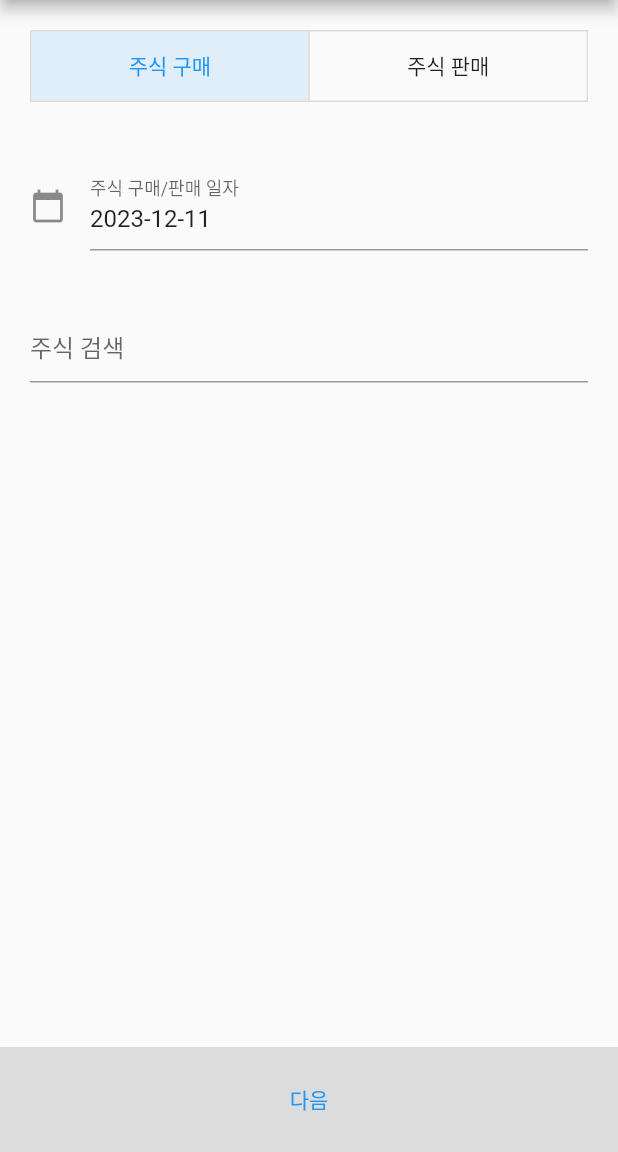
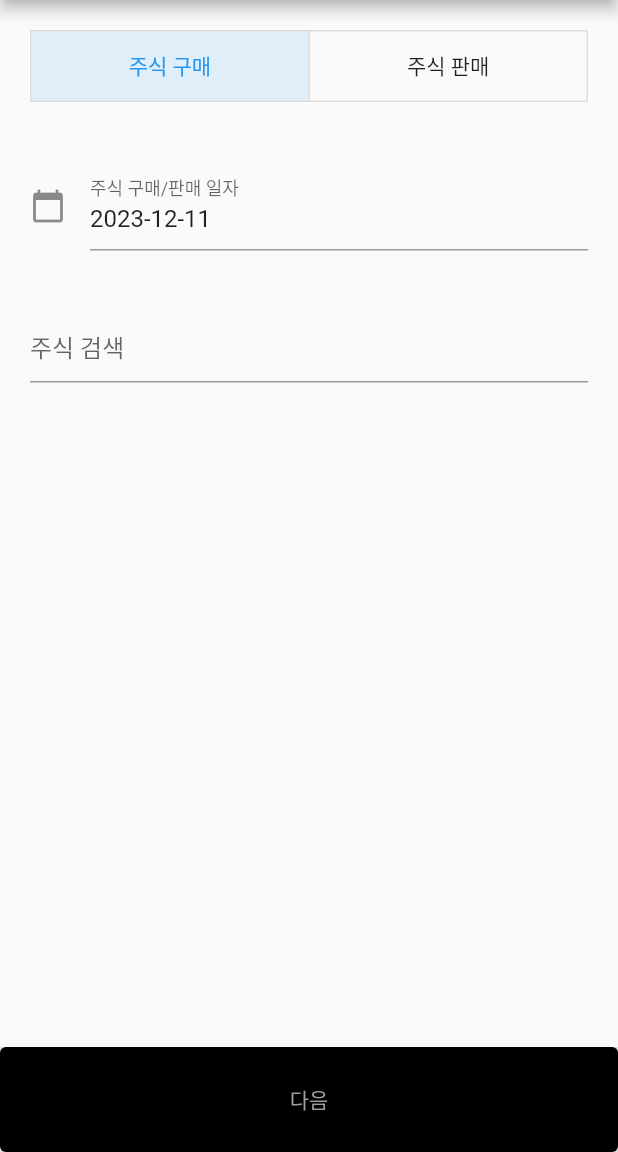
Before and after one commit to habibi03336/investors_room_app, a Flutter app: the StockStoryPostScreen screen opened by its route, on a phone screen of 412 x 824 dp, the part 84-1236 px from its top. Run offline on Flutter 3.47's test engine with Material 2 defaults, Android fonts, the phone set to English and light mode, and no system bars; our stand-ins replace go_router, timeline_tile.

Commit message:
feat: add condition to go next screen

```diff
--- a/lib/app/stock_story_post/screen/stock_story_post_screen.dart
+++ b/lib/app/stock_story_post/screen/stock_story_post_screen.dart
@@ -23,6 +23,21 @@ class _StockStoryPostScreenState extends State<StockStoryPostScreen> {
     stockStoryPostModel.addListener(() {
       setState(() {});
     });
+  }
+
+  bool nextStepAvailable(int step, StockStoryPostModel stockStoryPostModel) {
+    if (step == 0 &&
+        stockStoryPostModel.stockCode != '' &&
+        stockStoryPostModel.stockName != '') {
+      return true;
+    }
+    if (step == 1 &&
+        stockStoryPostModel.stockCode != '' &&
+        stockStoryPostModel.stockName != '' &&
+        stockStoryPostModel.stockPrices.isNotEmpty) {
+      return true;
+    }
+    return false;
   }
 
   @override
@@ -57,15 +72,28 @@ class _StockStoryPostScreenState extends State<StockStoryPostScreen> {
           color: Colors.black12,
         ),
         child: TextButton(
+          style: const ButtonStyle(
+              backgroundColor: MaterialStatePropertyAll(
+            Colors.black,
+          )),
           onPressed: () {
-            setState(() {
-              step += 1;
-            });
+            if (nextStepAvailable(step, stockStoryPostModel)) {
+              setState(() {
+                step += 1;
+              });
+            }
           },
           child: Row(
             mainAxisAlignment: MainAxisAlignment.center,
-            children: const [
-              Text('다음'),
+            children: [
+              Text(
+                '다음',
+                style: TextStyle(
+                  color: nextStepAvailable(step, stockStoryPostModel)
+                      ? Colors.white
+                      : Colors.grey,
+                ),
+              ),
             ],
           ),
         ),
```
